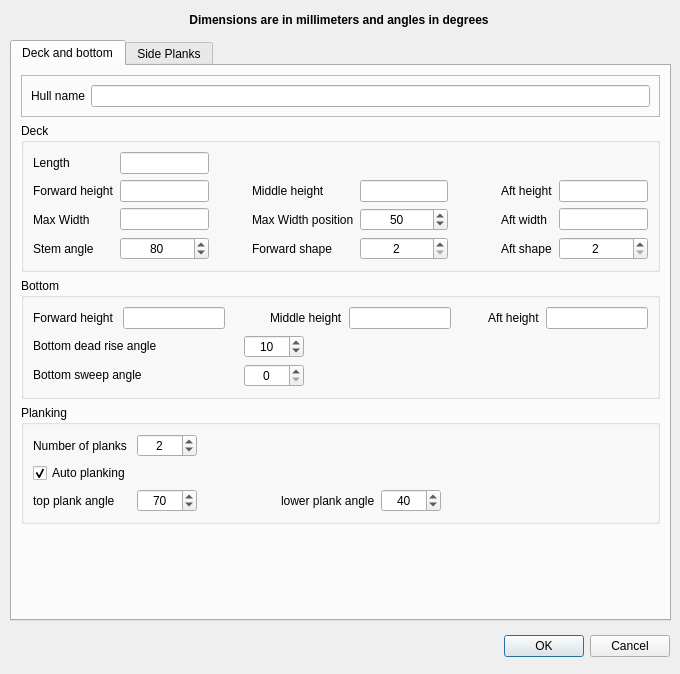
Qt form src/formhulldefbase.ui (sailcut/sailcut) before a commit.
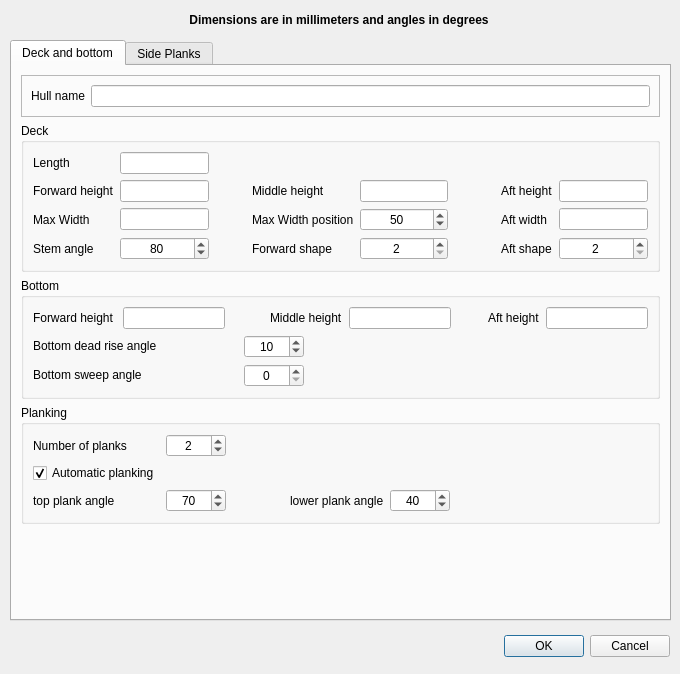
The same form after that commit. The open tabs and pages were chosen to show the change.

The edit to the form file:
```diff
--- a/src/formhulldefbase.ui
+++ b/src/formhulldefbase.ui
@@ -447,7 +447,7 @@
         <item row="1" column="0" >
          <widget class="QCheckBox" name="checkBox_AutoPlank" >
           <property name="text" >
-           <string>Auto planking</string>
+           <string>Automatic planking</string>
           </property>
           <property name="checked" >
            <bool>true</bool>
```
Left out of the diff: 57 changed lines with no effect on the pictures.
